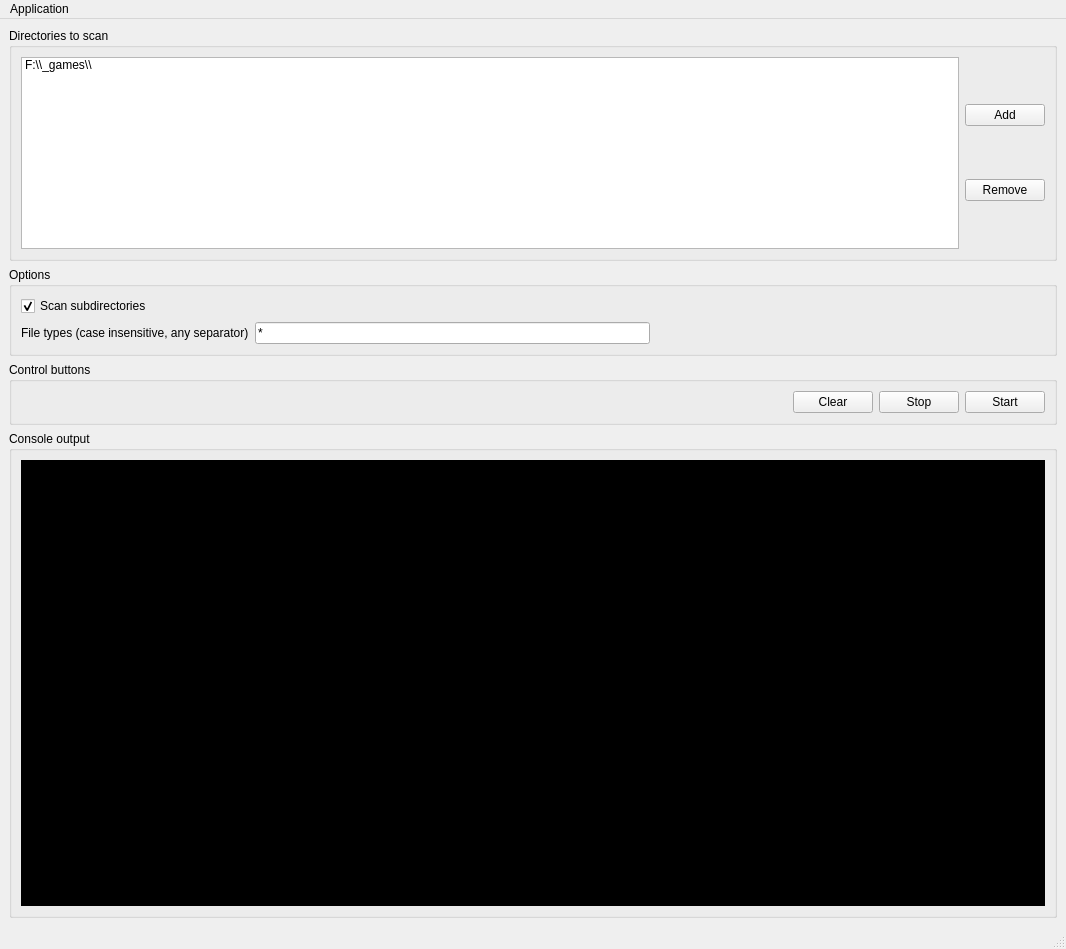
robertpel83/FileOrganizer, file OpenFileOrganizer.ui: the form before one commit.
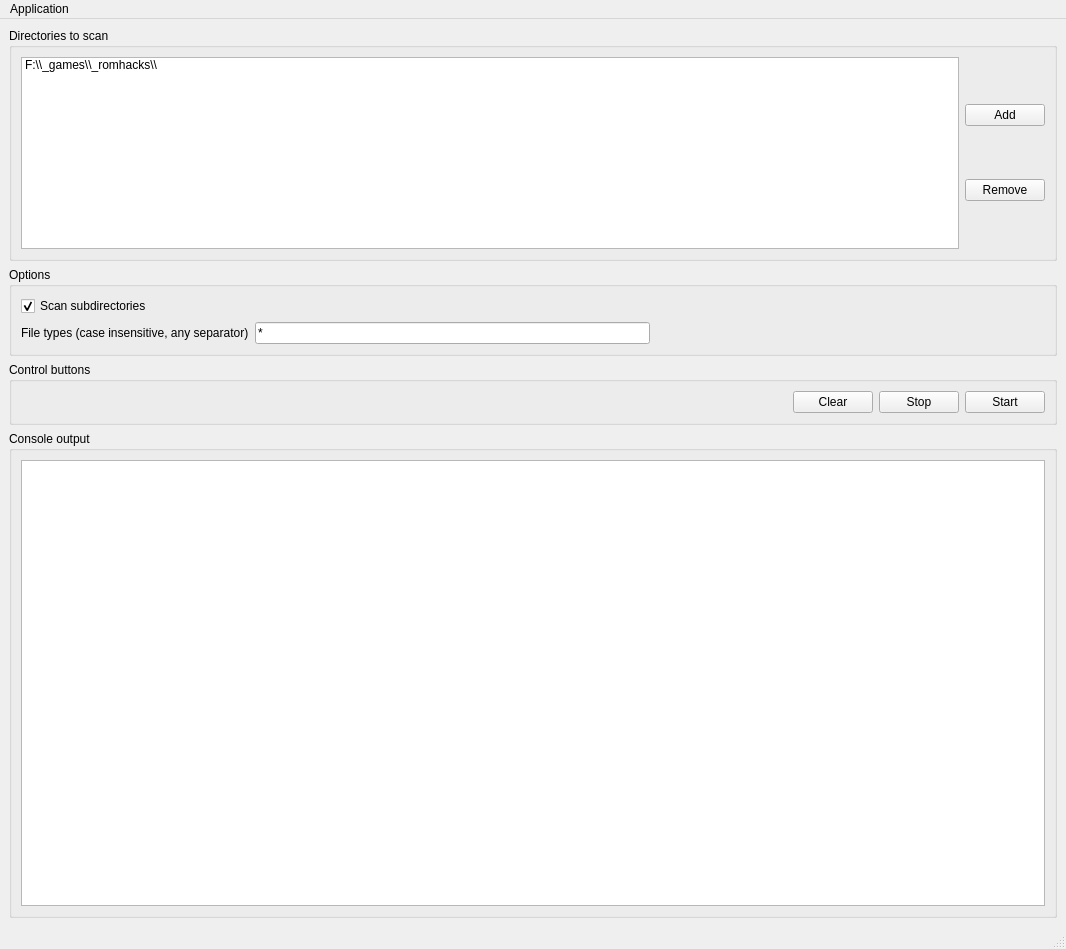
The form after the commit.

```diff
--- a/OpenFileOrganizer.ui
+++ b/OpenFileOrganizer.ui
@@ -41,7 +41,7 @@
              </property>
              <item>
               <property name="text">
-               <string>F:\\_games\\</string>
+               <string>F:\\_games\\_romhacks\\</string>
               </property>
              </item>
             </widget>
@@ -201,17 +201,24 @@
         <layout class="QHBoxLayout" name="horizontalLayout_3">
          <item>
           <widget class="QPlainTextEdit" name="consoleOutputPlainTextEdit">
+           <property name="palette">
+            <palette>
+             <active/>
+             <inactive/>
+             <disabled/>
+            </palette>
+           </property>
            <property name="font">
             <font>
              <family>Lucida Sans Unicode</family>
-             <pointsize>10</pointsize>
+             <pointsize>8</pointsize>
             </font>
            </property>
            <property name="autoFillBackground">
             <bool>false</bool>
            </property>
            <property name="styleSheet">
-            <string notr="true">background-color:black;color:white;</string>
+            <string notr="true"/>
            </property>
            <property name="undoRedoEnabled">
             <bool>false</bool>
```
